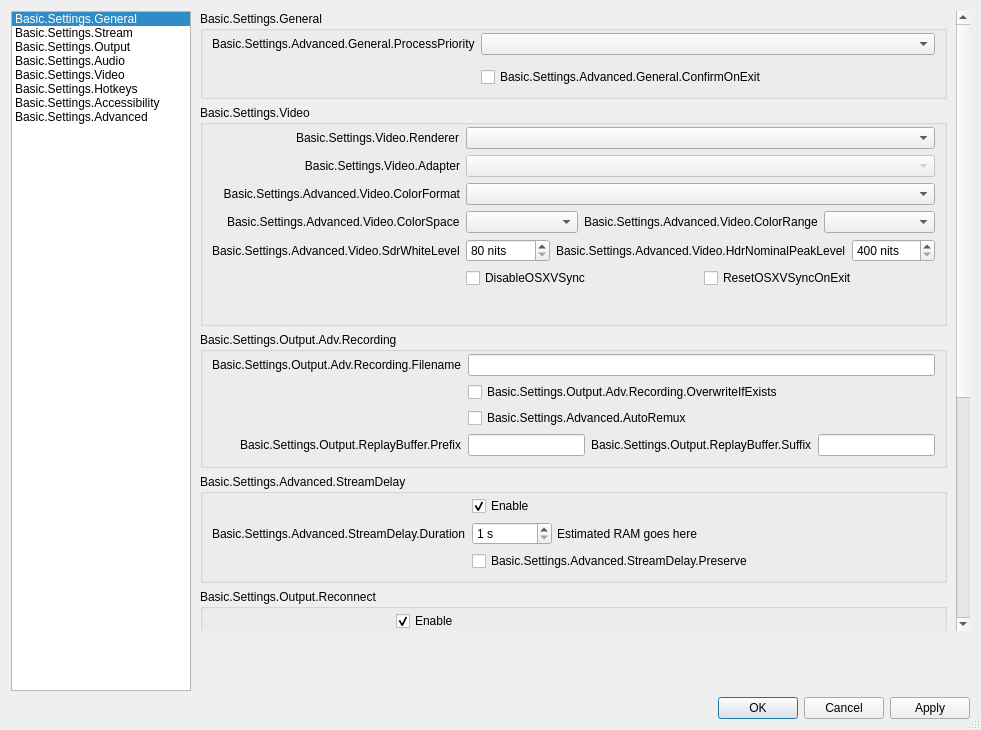
Before: the Qt Designer form UI/forms/OBSBasicSettings.ui in obsproject/obs-studio, drawn with Qt 5.
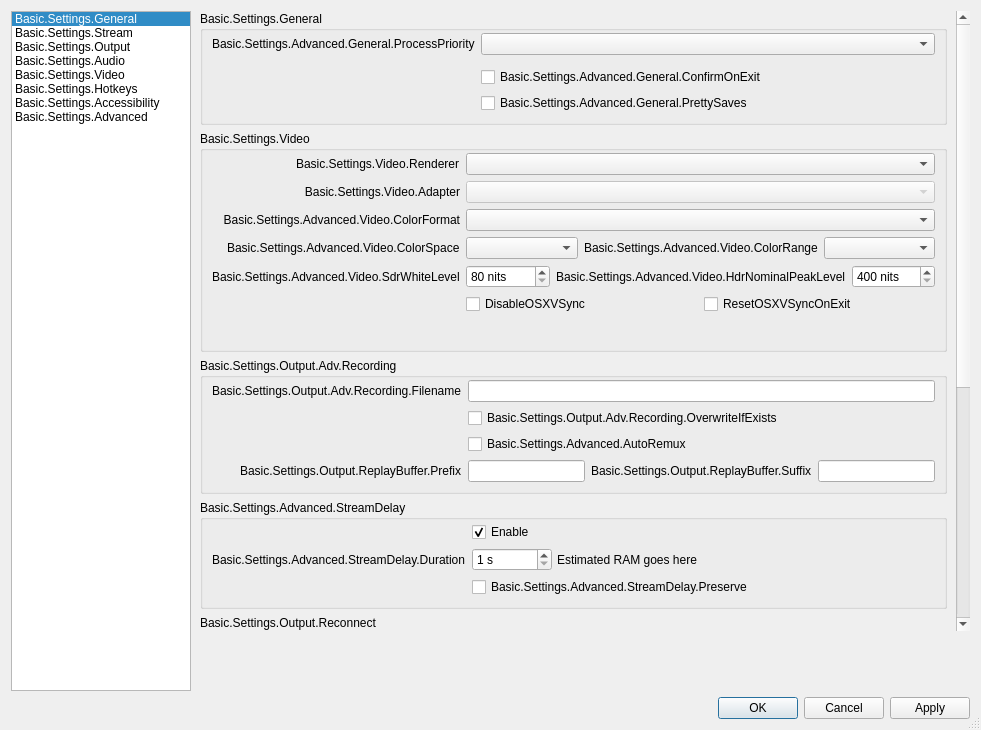
After: the same form once the commit is applied. The open tabs and pages were chosen to show the change. Icons and pictures are not drawn. Custom widgets are drawn as their Qt base class.

```diff
--- a/UI/forms/OBSBasicSettings.ui
+++ b/UI/forms/OBSBasicSettings.ui
@@ -6962,6 +6962,13 @@
                      </property>
                     </widget>
                    </item>
+                   <item row="3" column="1">
+                    <widget class="QCheckBox" name="prettySaves">
+                     <property name="text">
+                      <string>Basic.Settings.Advanced.General.PrettySaves</string>
+                     </property>
+                    </widget>
+                   </item>
                   </layout>
                  </widget>
                 </item>
```
Left out of the diff: 1 changed line with no effect on the pictures.
